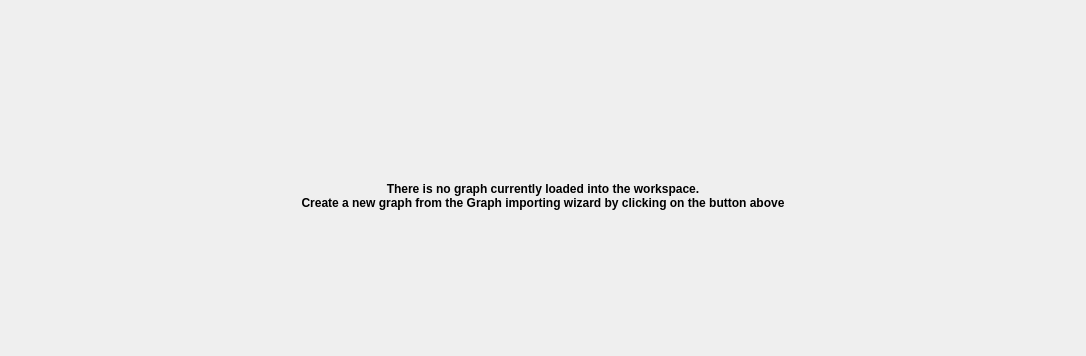
Before: the Qt Designer form library/tulip-gui/designer/Workspace.ui in Tulip-Dev/tulip, drawn with Qt 5; both pictures show x 0 to 1086 and y 0 to 356 of the 1086 by 635 pixel window.
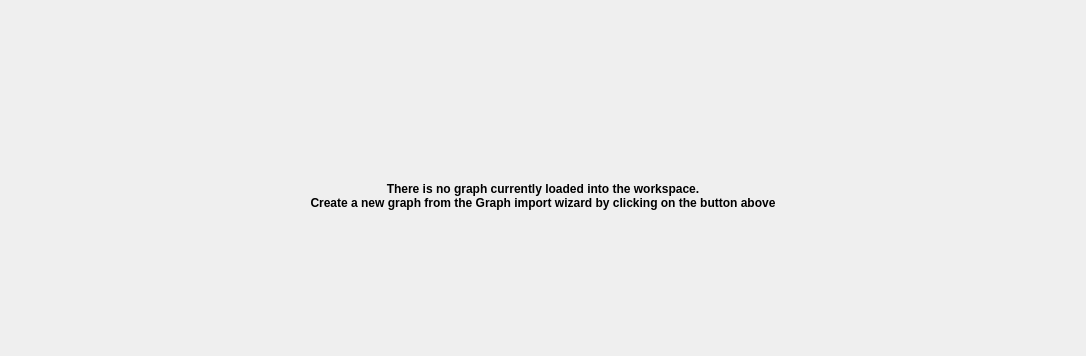
After: the same form once the commit is applied. The open tabs and pages were chosen to show the change. Icons and pictures are not drawn. Custom widgets are drawn as their Qt base class.

The edit to the form file:
```diff
--- a/library/tulip-gui/designer/Workspace.ui
+++ b/library/tulip-gui/designer/Workspace.ui
@@ -99,7 +99,7 @@
           <item>
            <widget class="QLabel" name="label">
             <property name="text">
-             <string>&lt;p&gt;&lt;b&gt;There is no graph currently loaded into the workspace.&lt;br/&gt;Create a new graph from the Graph importing wizard by clicking on the button above&lt;/b&gt;&lt;/p&gt;</string>
+             <string>&lt;p&gt;&lt;b&gt;There is no graph currently loaded into the workspace.&lt;br/&gt;Create a new graph from the Graph import wizard by clicking on the button above&lt;/b&gt;&lt;/p&gt;</string>
             </property>
             <property name="alignment">
              <set>Qt::AlignCenter</set>
```
